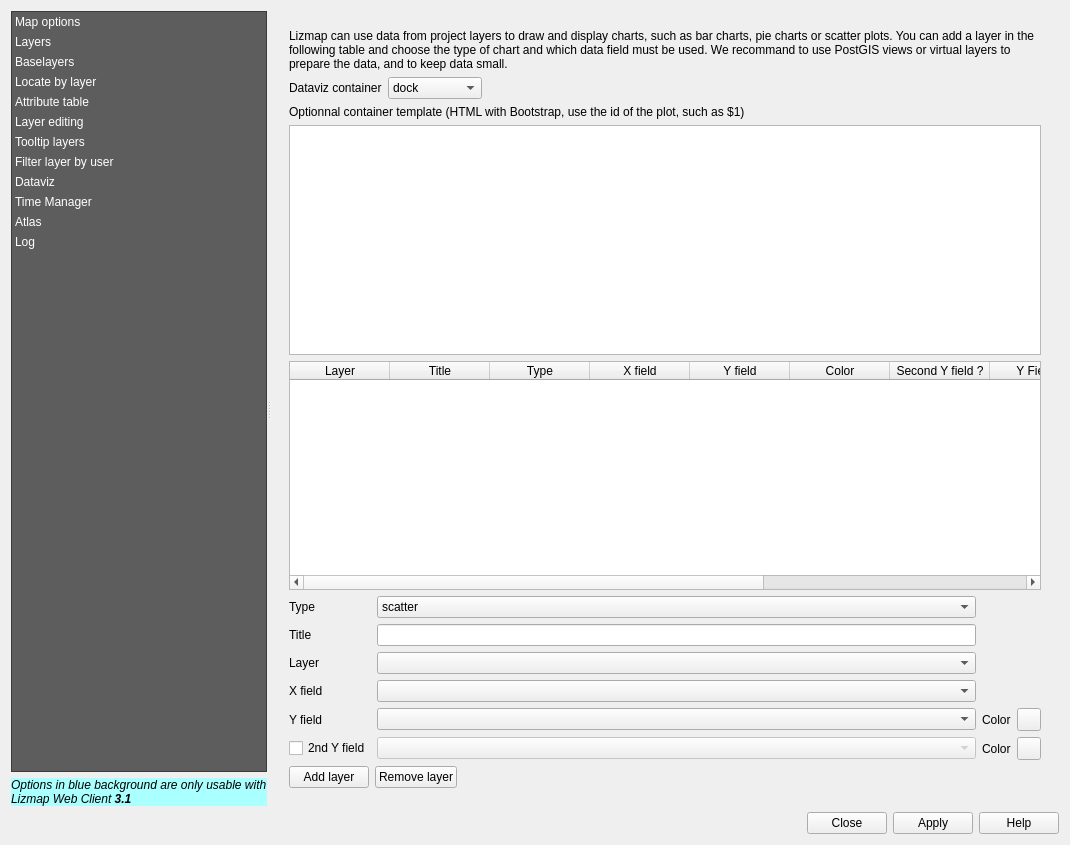
Before: the Qt Designer form ui_lizmap.ui in 3liz/lizmap-plugin, drawn with Qt 5.
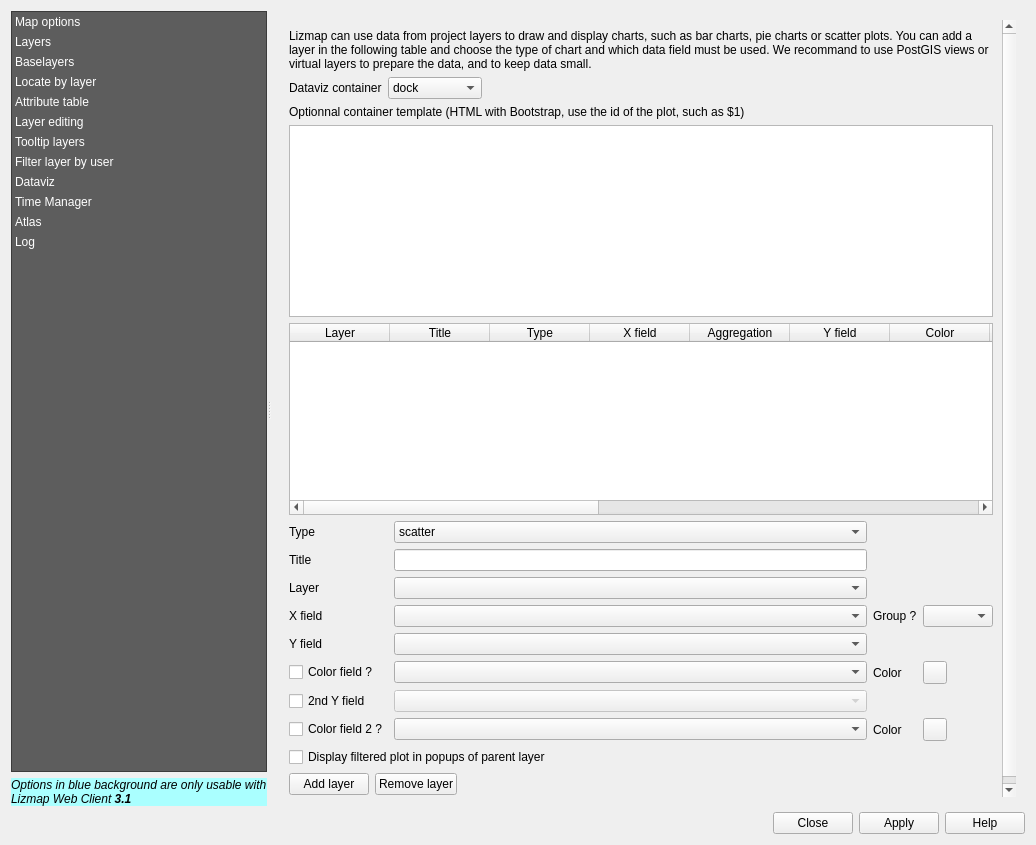
After: the same form once the commit is applied. The open tabs and pages were chosen to show the change. Icons and pictures are not drawn. Custom widgets are drawn as their Qt base class.

Commit message: Merge into master_3

Diff of the .ui file:
```diff
--- a/ui_lizmap.ui
+++ b/ui_lizmap.ui
@@ -6,7 +6,7 @@
    <rect>
     <x>0</x>
     <y>0</y>
-    <width>1070</width>
+    <width>1036</width>
     <height>845</height>
    </rect>
   </property>
@@ -3181,9 +3181,9 @@
               <property name="geometry">
                <rect>
                 <x>0</x>
-                <y>0</y>
-                <width>772</width>
-                <height>776</height>
+                <y>-78</y>
+                <width>725</width>
+                <height>854</height>
                </rect>
               </property>
               <layout class="QVBoxLayout" name="verticalLayout_19">
@@ -3293,6 +3293,11 @@
                    <string>X field</string>
                   </property>
                  </column>
+                 <column>
+                  <property name="text">
+                   <string>Aggregation</string>
+                  </property>
+                 </column>
                  <column>
                   <property name="text">
                    <string>Y field</string>
@@ -3303,6 +3308,11 @@
                    <string>Color</string>
                   </property>
                  </column>
+                 <column>
+                  <property name="text">
+                   <string>Color field</string>
+                  </property>
+                 </column>
                  <column>
                   <property name="text">
                    <string>Second Y field ?</string>
@@ -3318,6 +3328,21 @@
                    <string>Color 2</string>
                   </property>
                  </column>
+                 <column>
+                  <property name="text">
+                   <string>Color field 2</string>
+                  </property>
+                 </column>
+                 <column>
+                  <property name="text">
+                   <string>Popup for main layer</string>
+                  </property>
+                 </column>
+                 <column>
+                  <property name="text">
+                   <string>Popup for children</string>
+                  </property>
+                 </column>
                  <column>
                   <property name="text">
                    <string>Id</string>
@@ -3332,7 +3357,10 @@
                </item>
                <item>
                 <layout class="QGridLayout" name="gridLayout_4">
-                 <item row="10" column="0">
+                 <item row="11" column="1">
+                  <widget class="QgsFieldComboBox" name="inDatavizColorField"/>
+                 </item>
+                 <item row="12" column="0">
                   <widget class="QCheckBox" name="cbDatavizYField2">
                    <property name="text">
                     <string>2nd Y field</string>
@@ -3425,21 +3453,75 @@
                    </property>
                   </widget>
                  </item>
-                 <item row="10" column="1">
+                 <item row="12" column="1">
                   <widget class="QgsFieldComboBox" name="inDatavizPlotYfield2">
                    <property name="enabled">
                     <bool>false</bool>
                    </property>
                   </widget>
                  </item>
-                 <item row="8" column="2">
-                  <widget class="QLabel" name="label_75">
+                 <item row="5" column="2">
+                  <widget class="QLabel" name="label_98">
                    <property name="text">
-                    <string>Color</string>
+                    <string>Group ?</string>
                    </property>
                   </widget>
                  </item>
-                 <item row="8" column="3">
+                 <item row="5" column="3">
+                  <widget class="QComboBox" name="liDatavizAggregation">
+                   <item>
+                    <property name="text">
+                     <string></string>
+                    </property>
+                   </item>
+                   <item>
+                    <property name="text">
+                     <string>avg</string>
+                    </property>
+                   </item>
+                   <item>
+                    <property name="text">
+                     <string>sum</string>
+                    </property>
+                   </item>
+                   <item>
+                    <property name="text">
+                     <string>count</string>
+                    </property>
+                   </item>
+                   <item>
+                    <property name="text">
+                     <string>median</string>
+                    </property>
+                   </item>
+                   <item>
+                    <property name="text">
+                     <string>stddev</string>
+                    </property>
+                   </item>
+                   <item>
+                    <property name="text">
+                     <string>min</string>
+                    </property>
+                   </item>
+                   <item>
+                    <property name="text">
+                     <string>max</string>
+                    </property>
+                   </item>
+                   <item>
+                    <property name="text">
+                     <string>first</string>
+                    </property>
+                   </item>
+                   <item>
+                    <property name="text">
+                     <string>last</string>
+                    </property>
+                   </item>
+                  </widget>
+                 </item>
+                 <item row="11" column="3">
                   <widget class="QgsColorButton" name="inDatavizPlotColor">
                    <property name="color">
                     <color>
@@ -3457,14 +3539,17 @@
                    </property>
                   </widget>
                  </item>
-                 <item row="10" column="2">
-                  <widget class="QLabel" name="label_80">
+                 <item row="11" column="2">
+                  <widget class="QLabel" name="label_75">
                    <property name="text">
                     <string>Color</string>
                    </property>
                   </widget>
                  </item>
-                 <item row="10" column="3">
+                 <item row="13" column="1">
+                  <widget class="QgsFieldComboBox" name="inDatavizColorField2"/>
+                 </item>
+                 <item row="13" column="3">
                   <widget class="QgsColorButton" name="inDatavizPlotColor2">
                    <property name="color">
                     <color>
@@ -3482,8 +3567,36 @@
                    </property>
                   </widget>
                  </item>
+                 <item row="13" column="2">
+                  <widget class="QLabel" name="label_80">
+                   <property name="text">
+                    <string>Color</string>
+                   </property>
+                  </widget>
+                 </item>
+                 <item row="13" column="0">
+                  <widget class="QCheckBox" name="cbDatavizUseColorField2">
+                   <property name="text">
+                    <string>Color field 2 ?</string>
+                   </property>
+                  </widget>
+                 </item>
+                 <item row="11" column="0">
+                  <widget class="QCheckBox" name="cbDatavizUseColorField">
+                   <property name="text">
+                    <string>Color field ?</string>
+                   </property>
+                  </widget>
+                 </item>
                 </layout>
                </item>
+               <item>
+                <widget class="QCheckBox" name="cbDatavizDisplayChildPlot">
+                 <property name="text">
+                  <string>Display filtered plot in popups of parent layer</string>
+                 </property>
+                </widget>
+               </item>
                <item>
                 <layout class="QHBoxLayout" name="horizontalLayout_35">
                  <item>
```
Left out of the diff: 197 changed lines with no effect on the pictures. The commit also changes 1 other file.
